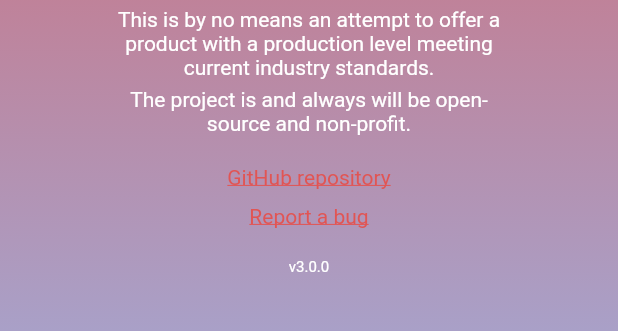
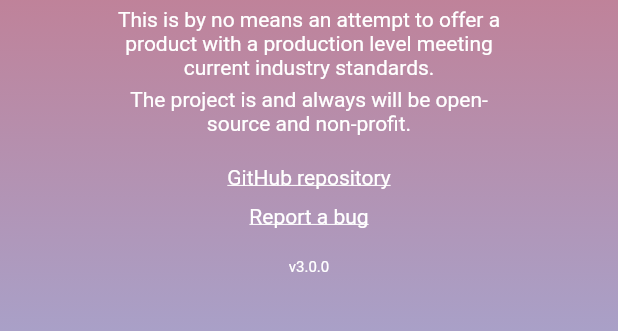
Before and after one commit to rovati/noteapp, a Flutter app: the InfoPage screen opened directly, on a phone screen of 412 x 824 dp, the part 504-835 px from its top. Run offline on Flutter 3.47's test engine with Material 2 defaults, Android fonts, the phone set to English and light mode, and no system bars; our stand-ins replace package_info_plus, shared_preferences; missing offline and left inert: flutter_archive; accounts and stored records are empty.

Commit message:
Add theme update on widgets

```diff
--- a/notes/lib/screen/info.dart
+++ b/notes/lib/screen/info.dart
@@ -1,5 +1,6 @@
 import 'package:flutter/gestures.dart';
 import 'package:flutter/material.dart';
+import 'package:provider/provider.dart';
 import 'package:url_launcher/url_launcher.dart';
 
 import '../theme/app_theme.dart';
@@ -13,9 +14,10 @@ class InfoPage extends StatelessWidget {
   @override
   Widget build(BuildContext context) {
     return Scaffold(
-      body: Stack(
+      body: Consumer<AppTheme>(
+        builder: (context, appTheme, child) => Stack(
           children: [
-          AppTheme().theme.background,
+            appTheme.theme.background,
             Center(
               child: SizedBox(
                 width: MediaQuery.of(context).size.width * 0.66,
@@ -48,7 +50,7 @@ class InfoPage extends StatelessWidget {
                           text: 'GitHub repository',
                           style: TextStyle(
                               decoration: TextDecoration.underline,
-                            color: AppTheme().theme.textColor),
+                              color: appTheme.theme.secondaryColor),
                           recognizer: TapGestureRecognizer()
                             ..onTap = () {
                               launchUrl(AppInfo.repoURL);
@@ -63,7 +65,7 @@ class InfoPage extends StatelessWidget {
                           text: 'Report a bug',
                           style: TextStyle(
                               decoration: TextDecoration.underline,
-                            color: AppTheme().theme.textColor),
+                              color: appTheme.theme.secondaryColor),
                           recognizer: TapGestureRecognizer()
                             ..onTap = () {
                               launchUrl(AppInfo.bugReportLink);
@@ -95,6 +97,7 @@ class InfoPage extends StatelessWidget {
             ),
           ],
         ),
+      ),
     );
   }
 }
--- a/notes/lib/theme/themes.dart
+++ b/notes/lib/theme/themes.dart
@@ -5,11 +5,12 @@ class AppThemeData {
   final int idx;
   final Brightness brightness;
   final Widget background;
+  final Color accentColor;
+  final Color secondaryColor;
+  final Color noteTitleBG;
   final Color semiTransparentBG;
-  final Color textColor;
   final Color toolbarShade;
   final Color toolbarBG;
-  final Color toolbarIconColor;
   final Color toolbarIconTapColor;
   final Color toolbarSepColor;
 
@@ -18,22 +19,46 @@ class AppThemeData {
     required this.idx,
     required this.brightness,
     required this.background,
+    required this.accentColor,
+    required this.secondaryColor,
+    required this.noteTitleBG,
     required this.semiTransparentBG,
-    required this.textColor,
     required this.toolbarBG,
     required this.toolbarShade,
-    required this.toolbarIconColor,
     required this.toolbarIconTapColor,
     required this.toolbarSepColor,
   });
 
   static final allThemes = [
+    version2,
     alpsSunset,
   ];
 
+  static final version2 = AppThemeData(
+      name: 'Version 2',
+      idx: 0,
+      brightness: Brightness.dark,
+      background: Container(
+          decoration: const BoxDecoration(
+              gradient: LinearGradient(
+                  begin: Alignment.topCenter,
+                  end: Alignment.bottomCenter,
+                  colors: [
+            Color.fromARGB(0xFF, 0xE1, 0x55, 0x54),
+            Color.fromARGB(0xFF, 0x8E, 0xC4, 0xFF),
+          ]))),
+      noteTitleBG: const Color.fromARGB(0x13, 0x29, 0x29, 0x29),
+      semiTransparentBG: const Color.fromARGB(0x13, 0x29, 0x29, 0x29),
+      toolbarBG: const Color.fromARGB(255, 54, 54, 54),
+      toolbarShade: Colors.black,
+      accentColor: const Color.fromARGB(0xFF, 0xE1, 0x55, 0x54),
+      secondaryColor: Colors.white,
+      toolbarIconTapColor: const Color.fromARGB(255, 77, 77, 77),
+      toolbarSepColor: Colors.white54);
+
   static final alpsSunset = AppThemeData(
     name: 'Alps Sunset',
-    idx: 0,
+    idx: 1,
     brightness: Brightness.dark,
     background: Container(
         decoration: const BoxDecoration(
@@ -44,33 +69,29 @@ class AppThemeData {
           Color.fromARGB(235, 38, 114, 201),
           Color.fromARGB(255, 255, 174, 82),
         ]))),
+    noteTitleBG: const Color.fromARGB(0x13, 0x29, 0x29, 0x29),
     semiTransparentBG: const Color.fromARGB(0x13, 0x29, 0x29, 0x29),
     toolbarBG: const Color.fromARGB(255, 54, 54, 54),
     toolbarShade: Colors.black,
-    textColor: const Color.fromARGB(0xFF, 0xE1, 0x55, 0x54),
-    toolbarIconColor: Colors.white,
+    accentColor: const Color.fromARGB(0xFF, 0xE1, 0x55, 0x54),
+    secondaryColor: Colors.white,
     toolbarIconTapColor: const Color.fromARGB(255, 77, 77, 77),
     toolbarSepColor: Colors.white54,
-  ); // TODO change
+  );
 
-  static final version2 = AppThemeData(
-      name: 'Version 2',
-      idx: 1,
+  static final neeck = AppThemeData(
+      name: 'Neeck',
+      idx: 2,
       brightness: Brightness.dark,
       background: Container(
-          decoration: const BoxDecoration(
-              gradient: LinearGradient(
-                  begin: Alignment.topCenter,
-                  end: Alignment.bottomCenter,
-                  colors: [
-            Color.fromARGB(0xFF, 0xE1, 0x55, 0x54),
-            Color.fromARGB(0xFF, 0x8E, 0xC4, 0xFF),
-          ]))),
-      semiTransparentBG: const Color.fromARGB(0x13, 0x29, 0x29, 0x29),
-      toolbarBG: const Color.fromARGB(255, 54, 54, 54),
+        decoration: const BoxDecoration(color: Color.fromARGB(255, 37, 37, 37)),
+      ),
+      noteTitleBG: const Color.fromARGB(0xFF, 0xE1, 0x55, 0x54),
+      semiTransparentBG: const Color.fromARGB(19, 73, 73, 73),
+      toolbarBG: const Color.fromARGB(0xFF, 0xE1, 0x55, 0x54),
       toolbarShade: Colors.black,
-      textColor: const Color.fromARGB(0xFF, 0xE1, 0x55, 0x54),
-      toolbarIconColor: Colors.white,
+      accentColor: const Color.fromARGB(0xFF, 0xE1, 0x55, 0x54),
+      secondaryColor: Colors.white,
       toolbarIconTapColor: const Color.fromARGB(255, 77, 77, 77),
       toolbarSepColor: Colors.white54);
 }
--- a/notes/lib/widget/note_tile.dart
+++ b/notes/lib/widget/note_tile.dart
@@ -29,9 +29,10 @@ class _NoteTileState extends State<NoteTile> {
 
   @override
   Widget build(BuildContext context) {
-    return Container(
+    return Consumer<AppTheme>(
+      builder: (context, appTheme, child) => Container(
         decoration: BoxDecoration(
-        color: AppTheme().theme.semiTransparentBG,
+          color: appTheme.theme.semiTransparentBG,
           borderRadius: BorderRadius.circular(20),
         ),
         child: Consumer<NotesList>(builder: (context, noteslist, child) {
@@ -50,6 +51,7 @@ class _NoteTileState extends State<NoteTile> {
             horizontalTitleGap: 10,
           );
         }),
+      ),
     );
   }
 
```
Also changed, not shown: notes/lib/screen/checklist.dart (+7 -5 lines), notes/lib/screen/loading.dart (+9 -5 lines), notes/lib/screen/main.dart (+5 -2 lines), notes/lib/screen/plaintext.dart (+7 -5 lines), notes/lib/theme/app_theme.dart (+7 -1 lines), notes/lib/widget/sunken_toolbar.dart (+14 -11 lines). Lines whose indentation alone changed are shown as unchanged.
